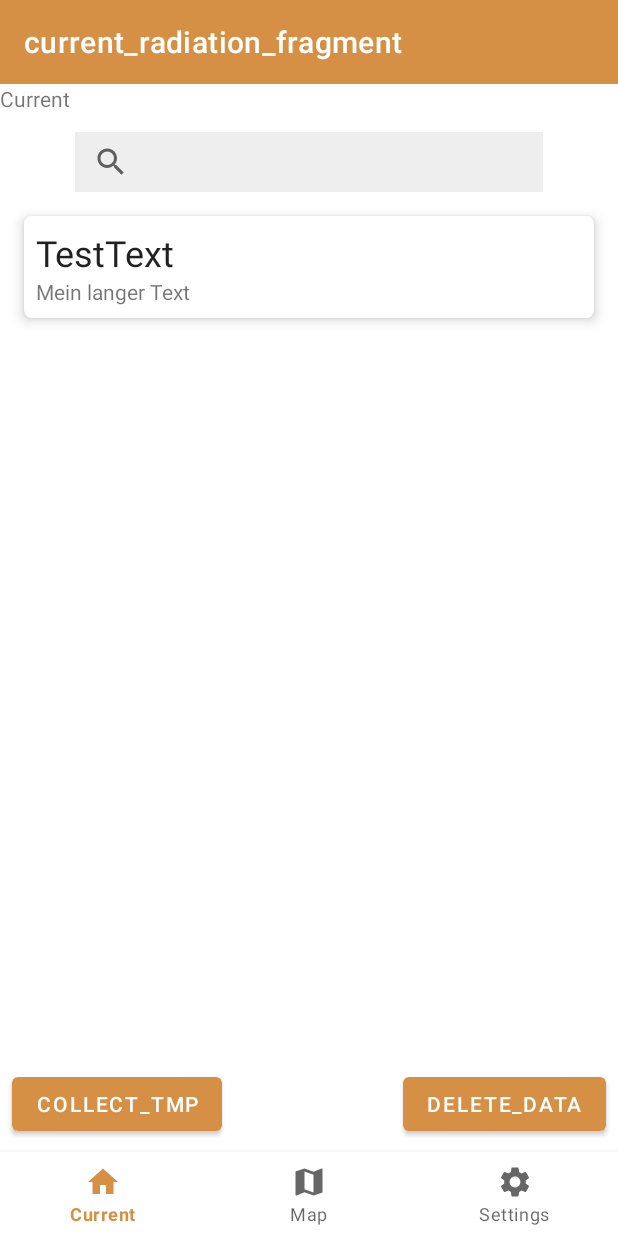
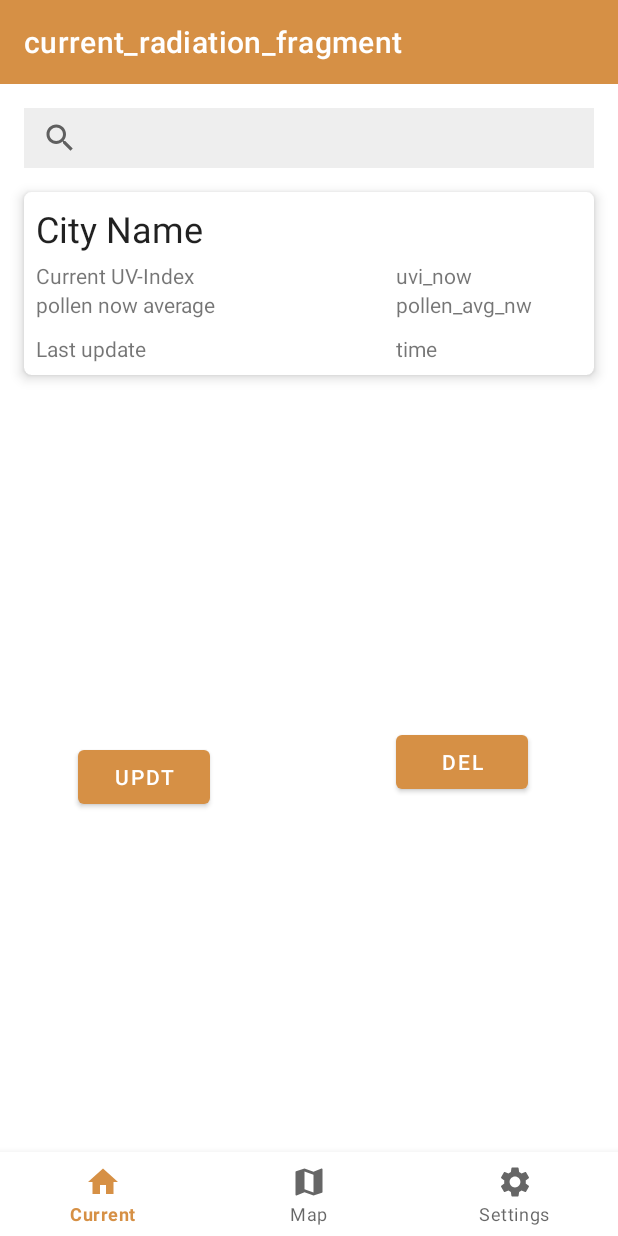
Before and after one commit to DayVil/ProjectRadiation, an Android app: the screen it shows after launch (MainActivity), on a phone screen of 412 x 824 dp. Run offline under Robolectric (Android 15) with nearby library versions, the phone set to English and light mode, and no system bars; our stand-ins replace Room's generated code, navigation-ui; 5 statements that could not run were skipped.

Commit message:
Prettyfieying and location

```diff
--- a/app/src/main/AndroidManifest.xml
+++ b/app/src/main/AndroidManifest.xml
@@ -4,6 +4,7 @@
 
     <uses-permission android:name="android.permission.INTERNET" />
     <uses-permission android:name="android.permission.ACCESS_COARSE_LOCATION" />
+    <uses-permission android:name="android.permission.ACCESS_FINE_LOCATION" />
 
     <application
         android:icon="@mipmap/ic_launcher"
--- /dev/null
+++ b/app/src/main/java/eu/chi/luh/projectradiation/RequestCodes.kt
@@ -0,0 +1,7 @@
+package eu.chi.luh.projectradiation
+
+class RequestCodes {
+    companion object {
+        const val PERMISSION_REQUEST_ACCESS_LOCATION = 100
+    }
+}
--- a/app/src/main/java/eu/chi/luh/projectradiation/datacollector/DataCollector.kt
+++ b/app/src/main/java/eu/chi/luh/projectradiation/datacollector/DataCollector.kt
@@ -33,6 +33,7 @@ class DataCollector(
      * fetch and the given time.
      */
     fun collect(pause: Long = 60) {
+        // TODO: It has to check for the place name as well otherwise this will not work due to the time limitation
         val currentTime = System.currentTimeMillis()
         val pauseTime = TimeUnit.MINUTES.toMillis(pause)
 
--- a/app/src/main/java/eu/chi/luh/projectradiation/entities/ProjectRadiationDatabase.kt
+++ b/app/src/main/java/eu/chi/luh/projectradiation/entities/ProjectRadiationDatabase.kt
@@ -19,7 +19,13 @@ abstract class ProjectRadiationDatabase: RoomDatabase() {
         }
 
         private fun buildDatabase(context: Context) =
-            Room.databaseBuilder(context.applicationContext, ProjectRadiationDatabase::class.java, "environment-data")
-                .fallbackToDestructiveMigration().build()
+            Room.databaseBuilder(
+                context.applicationContext,
+                ProjectRadiationDatabase::class.java,
+                "environment-data"
+            )
+                .allowMainThreadQueries()
+                .fallbackToDestructiveMigration()
+                .build()
     }
 }
--- a/app/src/main/java/eu/chi/luh/projectradiation/map/MapData.kt
+++ b/app/src/main/java/eu/chi/luh/projectradiation/map/MapData.kt
@@ -4,7 +4,7 @@ import android.content.Context
 import android.location.Address
 import android.location.Geocoder
 import android.util.Log
-import android.widget.Toast
+import com.google.android.gms.location.FusedLocationProviderClient
 import com.google.android.gms.maps.model.LatLng
 import java.io.IOException
 import java.util.*
@@ -28,6 +28,7 @@ class MapData(var mapsApi: String?) {
 
     private var currentPos: LatLng
     private var cityName: String
+    private lateinit var fusedLocationClient: FusedLocationProviderClient
 
     init {
         currentPos = LatLng(52.3759, 9.7320)
@@ -70,7 +71,7 @@ class MapData(var mapsApi: String?) {
             }
 
         } catch (e: IOException) {
-            Toast.makeText(ctx, "Unable connect to Geocoder", Toast.LENGTH_LONG).show()
+            Log.d("MapData", "Can't get getReverseAddress")
         }
 
         return null
@@ -98,3 +99,67 @@ class MapData(var mapsApi: String?) {
         return cityName
     }
 }
+
+// TODO make this work
+
+//    fun getCurrentLocation(ctx: Activity, fusedLocationProviderClient: FusedLocationProviderClient): LatLng {
+//        if (checkLocationPermissionChecker(ctx)) {
+//            if (isLocationEnabled(ctx)) {
+//                // lat lon here
+//                if (ActivityCompat.checkSelfPermission(
+//                        ctx,
+//                        android.Manifest.permission.ACCESS_FINE_LOCATION
+//                    ) != PackageManager.PERMISSION_GRANTED && ActivityCompat.checkSelfPermission(
+//                        ctx,
+//                        android.Manifest.permission.ACCESS_COARSE_LOCATION
+//                    ) != PackageManager.PERMISSION_GRANTED
+//                ) {
+//                    requestLocationPermission(ctx)
+//                }
+//
+//                // TODO keine Ahnung wie man einen Wrt zurück gibt
+//                val def = CompletableDeferred<Location?>()
+//                val task = fusedLocationProviderClient.lastLocation.addOnSuccessListener { location: Location? ->
+//                    def.complete(location)
+//                }
+//                val loc = def.await() ?: return LatLng(0.0, 0.0)
+//
+//                return LatLng(loc.latitude, loc.longitude)
+//
+//            } else {
+//                // open settings
+//                Toast.makeText(ctx, "Turn on location", Toast.LENGTH_SHORT).show()
+//                val intent = Intent(Settings.ACTION_LOCATION_SOURCE_SETTINGS)
+//                ctx.startActivity(intent)
+//            }
+//        } else {
+//            // Request permission here
+//            requestLocationPermission(ctx)
+//        }
+//
+//        return LatLng(0.0, 0.0)
+//    }
+//
+//    private fun requestLocationPermission(ctx: Activity) {
+//        ActivityCompat.requestPermissions(ctx,
+//            arrayOf(android.Manifest.permission.ACCESS_COARSE_LOCATION, android.Manifest.permission.ACCESS_FINE_LOCATION),
+//            RequestCodes.PERMISSION_REQUEST_ACCESS_LOCATION
+//        )
+//    }
+//
+//    private fun checkLocationPermissionChecker(ctx: Activity): Boolean {
+//        if (ActivityCompat.checkSelfPermission(ctx,
+//                android.Manifest.permission.ACCESS_COARSE_LOCATION) == PackageManager.PERMISSION_GRANTED
+//                &&
+//                ActivityCompat.checkSelfPermission(ctx,
+//                android.Manifest.permission.ACCESS_FINE_LOCATION) == PackageManager.PERMISSION_GRANTED) {
+//            return true
+//        }
+//        return false
+//    }
+//
+//    private fun isLocationEnabled(ctx: Activity): Boolean {
+//        val locationManager: LocationManager = ctx.getSystemService(Context.LOCATION_SERVICE) as LocationManager
+//        return locationManager.isProviderEnabled(LocationManager.GPS_PROVIDER) || locationManager.isProviderEnabled(LocationManager.NETWORK_PROVIDER)
+//    }
+//}
--- a/app/src/main/java/eu/chi/luh/projectradiation/ui/MainActivity.kt
+++ b/app/src/main/java/eu/chi/luh/projectradiation/ui/MainActivity.kt
@@ -9,13 +9,12 @@ import androidx.navigation.ui.NavigationUI
 import androidx.navigation.ui.setupWithNavController
 import com.google.android.material.bottomnavigation.BottomNavigationView
 import eu.chi.luh.projectradiation.R
-import eu.chi.luh.projectradiation.datacollector.DataCollector
 import eu.chi.luh.projectradiation.entities.ProjectRadiationDatabase
 import eu.chi.luh.projectradiation.map.MapData
 
 class MainActivity : AppCompatActivity() {
     private lateinit var navController: NavController
-    private lateinit var dataCollector: DataCollector
+    private lateinit var mapData: MapData
 
     override fun onCreate(savedInstanceState: Bundle?) {
         super.onCreate(savedInstanceState)
@@ -24,6 +23,7 @@ class MainActivity : AppCompatActivity() {
         setSupportActionBar(toolbar)
 
         preRun()
+        debug()
     }
 
     /**
@@ -38,17 +38,31 @@ class MainActivity : AppCompatActivity() {
         NavigationUI.setupActionBarWithNavController(this, navController)
 
         val db: ProjectRadiationDatabase = ProjectRadiationDatabase.invoke(applicationContext)
-        val mapData = MapData.invoke(getString(R.string.GOOGLE_MAPS_SDK_API))
+        mapData = MapData.invoke(getString(R.string.GOOGLE_MAPS_SDK_API))
 
-        dataCollector = DataCollector(
-            db,
-            getString(R.string.OPEN_WEATHER_API),
-            getString(R.string.TOMORROW_API)
-        )
         mapData.printPos("MainActivity")
     }
+
+//    override fun onRequestPermissionsResult(
+//        requestCode: Int,
+//        permissions: Array<out String>,
+//        grantResults: IntArray
+//    ) {
+//        super.onRequestPermissionsResult(requestCode, permissions, grantResults)
+//
+//        if (requestCode == RequestCodes.PERMISSION_REQUEST_ACCESS_LOCATION) {
+//            if (grantResults.isNotEmpty() && grantResults[0]==PackageManager.PERMISSION_GRANTED) {
+//
+//            }
+//        }
+//    }
+
 
     override fun onSupportNavigateUp(): Boolean {
         return NavigationUI.navigateUp(navController, null)
     }
+
+    private fun debug() {
+        mapData.setPosition(applicationContext, 53.540372, 9.902514)
+    }
 }
--- a/app/src/main/java/eu/chi/luh/projectradiation/ui/current/CurrentRadiationFragment.kt
+++ b/app/src/main/java/eu/chi/luh/projectradiation/ui/current/CurrentRadiationFragment.kt
@@ -1,25 +1,40 @@
 package eu.chi.luh.projectradiation.ui.current
 
 import android.os.Bundle
-import android.util.Log
 import android.view.LayoutInflater
 import android.view.View
 import android.view.ViewGroup
 import android.widget.Button
+import android.widget.LinearLayout
+import android.widget.RelativeLayout
 import android.widget.TextView
+import androidx.core.view.get
+import androidx.core.view.size
 import androidx.fragment.app.Fragment
 import androidx.lifecycle.ViewModelProvider
+import com.google.android.gms.location.FusedLocationProviderClient
+import com.google.android.gms.location.LocationServices
 import eu.chi.luh.projectradiation.R
 import eu.chi.luh.projectradiation.datacollector.DataCollector
 import eu.chi.luh.projectradiation.entities.ProjectRadiationDatabase
 import eu.chi.luh.projectradiation.map.MapData
 import kotlinx.coroutines.GlobalScope
 import kotlinx.coroutines.launch
+import java.time.Instant
+import java.time.LocalDateTime
+import java.time.ZoneId
+import java.time.format.DateTimeFormatter
 
 class CurrentRadiationFragment : Fragment() {
 
     private lateinit var viewModel: CurrentRadiationViewModel
     private lateinit var viewOfLayout: View
+
+    private lateinit var db: ProjectRadiationDatabase
+    private lateinit var dataCollector: DataCollector
+    private lateinit var fusedLocationProviderClient: FusedLocationProviderClient
+
+    private lateinit var mapData: MapData
 
     override fun onCreateView(
         inflater: LayoutInflater, container: ViewGroup?,
@@ -27,44 +42,11 @@ class CurrentRadiationFragment : Fragment() {
     ): View? {
         viewOfLayout = inflater.inflate(R.layout.current_radiation_fragment, container, false)
 
-        debugFun()
+        preRun()
+        update()
+        debug()
 
         return viewOfLayout
-    }
-
-    /**
-     * For debugging purposes
-     */
-    fun debugFun() {
-        val db: ProjectRadiationDatabase = ProjectRadiationDatabase.invoke(viewOfLayout.context)
-        val mapData = MapData.invoke()
-
-        val btn = viewOfLayout.findViewById<Button>(R.id.collect_tmp)
-        val btnDel = viewOfLayout.findViewById<Button>(R.id.remove_data)
-        val txtView = viewOfLayout.findViewById<TextView>(R.id.textView)
-
-        val dataCollector =
-            DataCollector(
-                db,
-                getString(R.string.OPEN_WEATHER_API),
-                getString(R.string.TOMORROW_API)
-            )
-
-        Log.d("MapData", mapData.getCityName())
-        btn.setOnClickListener {
-            GlobalScope.launch {
-                dataCollector.collect(60)
-                txtView.text = db.environmentDao().getLast().pollen?.pollenTreeCurrent.toString()
-            }
-        }
-
-        btnDel.setOnClickListener {
-            GlobalScope.launch {
-                mapData.setPosition(requireContext(), 51.030441, -1.294777)
-                db.environmentDao().deleteAll()
-                txtView.text = "EMPTY"
-            }
-        }
     }
 
     override fun onActivityCreated(savedInstanceState: Bundle?) {
@@ -73,4 +55,66 @@ class CurrentRadiationFragment : Fragment() {
         // TODO: Use the ViewModel
     }
 
+    private fun preRun() {
+        db = ProjectRadiationDatabase.invoke(viewOfLayout.context)
+        mapData = MapData.invoke()
+        fusedLocationProviderClient =
+            LocationServices.getFusedLocationProviderClient(requireContext())
+        dataCollector = DataCollector(
+            this.db,
+            getString(R.string.OPEN_WEATHER_API),
+            getString(R.string.TOMORROW_API)
+        )
+        // TODO Make this work
+//        val tmpLocation = mapData.getCurrentLocation(requireActivity(), fusedLocationProviderClient)
+//        mapData.setPosition(requireContext(), tmpLocation)
+        dataCollector.collect()
+    }
+
+    // TODO make it async
+    fun update() {
+        val pCard = viewOfLayout.findViewById<LinearLayout>(R.id.primary_linear)
+        val elemLen = pCard.size
+
+        val cityName: TextView = pCard[0] as TextView
+
+        val tmpUviNow: RelativeLayout = pCard[1] as RelativeLayout
+        val uviNow: TextView = tmpUviNow[1] as TextView
+
+        val tmpPollenAverage: RelativeLayout = pCard[2] as RelativeLayout
+        val pollenAverage: TextView = tmpPollenAverage[1] as TextView
+
+        val tmpTime: RelativeLayout = pCard[elemLen - 1] as RelativeLayout
+        val time: TextView = tmpTime[1] as TextView
+
+        if (db.environmentDao().checkEmpty() == null) return
+
+        val lastEntry = db.environmentDao().getLast()
+
+        val formatter = DateTimeFormatter.ofPattern("HH:mm   dd.MM.yyyy")
+        val instant = Instant.ofEpochMilli(lastEntry.time)
+        val date = LocalDateTime.ofInstant(instant, ZoneId.systemDefault())
+
+        cityName.text = lastEntry.name
+        time.text = formatter.format(date)
+        uviNow.text = String.format("%.2f", lastEntry.uvi?.uviAverage)
+        pollenAverage.text = String.format("%.2f", lastEntry.pollen?.pollenAverage)
+    }
+
+    fun debug() {
+        val btn = viewOfLayout.findViewById<Button>(R.id.del)
+        val upt = viewOfLayout.findViewById<Button>(R.id.update)
+
+        btn.setOnClickListener {
+            GlobalScope.launch {
+                db.environmentDao().deleteAll()
+            }
+        }
+
+        upt.setOnClickListener {
+            mapData.setPosition(requireContext(), 52.455319, 10.203917)
+            dataCollector.collect()
+            update()
+        }
+    }
 }
--- a/app/src/main/res/layout/current_radiation_fragment.xml
+++ b/app/src/main/res/layout/current_radiation_fragment.xml
@@ -6,82 +6,152 @@
     android:layout_height="match_parent"
     tools:context=".ui.current.CurrentRadiationFragment">
 
-    <TextView
-        android:id="@+id/textView"
-        android:layout_width="match_parent"
-        android:layout_height="match_parent"
-        android:text="Current" />
+    <!--    <Button-->
+    <!--        android:id="@+id/collect_tmp"-->
+    <!--        android:layout_width="wrap_content"-->
+    <!--        android:layout_height="wrap_content"-->
+    <!--        android:layout_marginStart="8dp"-->
+    <!--        android:layout_marginBottom="8dp"-->
+    <!--        android:text="collect_tmp"-->
+    <!--        app:layout_constraintBottom_toBottomOf="parent"-->
+    <!--        app:layout_constraintStart_toStartOf="parent" />-->
 
-    <Button
-        android:id="@+id/collect_tmp"
-        android:layout_width="wrap_content"
-        android:layout_height="wrap_content"
-        android:layout_marginStart="8dp"
-        android:layout_marginBottom="8dp"
-        android:text="collect_tmp"
-        app:layout_constraintBottom_toBottomOf="@+id/textView"
-        app:layout_constraintStart_toStartOf="parent" />
-
-    <Button
-        android:id="@+id/remove_data"
-        android:layout_width="wrap_content"
-        android:layout_height="wrap_content"
-        android:layout_marginEnd="8dp"
-        android:layout_marginBottom="8dp"
-        android:text="delete_data"
-        app:layout_constraintBottom_toBottomOf="@+id/textView"
-        app:layout_constraintEnd_toEndOf="@+id/textView" />
+    <!--    <Button-->
+    <!--        android:id="@+id/remove_data"-->
+    <!--        android:layout_width="wrap_content"-->
+    <!--        android:layout_height="wrap_content"-->
+    <!--        android:layout_marginEnd="8dp"-->
+    <!--        android:layout_marginBottom="8dp"-->
+    <!--        android:text="delete_data"-->
+    <!--        app:layout_constraintBottom_toBottomOf="parent"-->
+    <!--        app:layout_constraintEnd_toEndOf="parent" />-->
 
     <SearchView
         android:id="@+id/place_searcher"
+
         android:layout_width="match_parent"
         android:layout_height="40dp"
-        android:layout_marginHorizontal="50dp"
-        android:layout_marginTop="32dp"
+        android:layout_marginHorizontal="16dp"
+        android:layout_marginTop="16dp"
 
         android:background="#eeeeee"
         android:backgroundTintMode="screen"
-        android:contextClickable="true"
 
 
+        android:contextClickable="true"
         app:barrierMargin="5dp"
+        app:layout_constraintStart_toStartOf="parent"
         app:layout_constraintEnd_toEndOf="parent"
         app:layout_constraintHorizontal_bias="0.5"
-        app:layout_constraintStart_toStartOf="parent"
-        app:layout_constraintTop_toTopOf="@+id/textView" />
+        app:layout_constraintTop_toTopOf="parent" />
 
     <com.google.android.material.card.MaterialCardView
+        android:id="@+id/primary_card"
+
         android:layout_width="match_parent"
         android:layout_height="wrap_content"
-        android:layout_marginStart="16dp"
+        android:layout_marginHorizontal="16dp"
         android:layout_marginTop="16dp"
-        android:layout_marginEnd="16dp"
-        app:layout_constraintEnd_toEndOf="@+id/textView"
-        app:layout_constraintStart_toStartOf="@+id/textView"
+
         app:cardCornerRadius="5dp"
         app:cardElevation="5dp"
+        app:layout_constraintEnd_toEndOf="parent"
+        app:layout_constraintStart_toStartOf="parent"
         app:layout_constraintTop_toBottomOf="@+id/place_searcher">
 
         <LinearLayout
+            android:id="@+id/primary_linear"
             android:layout_width="match_parent"
             android:layout_height="match_parent"
             android:layout_margin="8dp"
             android:orientation="vertical">
 
-
             <TextView
                 style="@style/TextAppearance.AppCompat.Headline"
                 android:layout_width="wrap_content"
                 android:layout_height="wrap_content"
-                android:text="TestText" />
+                android:layout_marginBottom="5dp"
+                android:text="City Name" />
 
-            <TextView
-                android:layout_width="wrap_content"
-                android:layout_height="wrap_content"
-                android:text="Mein langer Text" />
 
+            <RelativeLayout
+                android:layout_width="match_parent"
+                android:layout_height="match_parent">
+
+                <TextView
+                    android:layout_width="wrap_content"
+                    android:layout_height="wrap_content"
+                    android:text="Current UV-Index" />
+
+                <TextView
+                    android:layout_width="wrap_content"
+                    android:layout_height="wrap_content"
+                    android:layout_alignParentStart="true"
+                    android:layout_alignParentEnd="true"
+                    android:layout_marginStart="240dp"
+                    android:text="uvi_now" />
+            </RelativeLayout>
+
+            <RelativeLayout
+                android:layout_width="match_parent"
+                android:layout_height="match_parent">
+
+                <TextView
+                    android:layout_width="wrap_content"
+                    android:layout_height="wrap_content"
+                    android:text="pollen now average" />
+
+                <TextView
+                    android:layout_width="wrap_content"
+                    android:layout_height="wrap_content"
+                    android:layout_alignParentStart="true"
+                    android:layout_alignParentEnd="true"
+                    android:layout_marginStart="240dp"
+                    android:text="pollen_avg_nw" />
+            </RelativeLayout>
+
+            <RelativeLayout
+                android:layout_width="match_parent"
+                android:layout_height="match_parent"
+                android:layout_marginTop="10dp">
+
+                <TextView
+                    android:layout_width="wrap_content"
+                    android:layout_height="wrap_content"
+                    android:text="Last update" />
+
+                <TextView
+                    android:layout_width="wrap_content"
+                    android:layout_height="wrap_content"
+                    android:layout_alignParentStart="true"
+                    android:layout_alignParentEnd="true"
+                    android:layout_marginStart="240dp"
+                    android:text="time" />
+            </RelativeLayout>
         </LinearLayout>
-
     </com.google.android.material.card.MaterialCardView>
 
+    <Button
+        android:id="@+id/del"
+        android:layout_width="wrap_content"
+        android:layout_height="wrap_content"
+        android:layout_marginEnd="60dp"
+        android:text="del"
+        app:layout_constraintBottom_toBottomOf="parent"
+        app:layout_constraintEnd_toEndOf="parent"
+        app:layout_constraintTop_toBottomOf="@+id/primary_card"
+        app:layout_constraintVertical_bias="0.498" />
+
+    <Button
+        android:id="@+id/update"
+        android:layout_width="wrap_content"
+        android:layout_height="wrap_content"
+        android:layout_marginStart="52dp"
+        android:layout_marginTop="244dp"
+        android:text="updt"
+        app:layout_constraintBottom_toBottomOf="parent"
+        app:layout_constraintStart_toStartOf="parent"
+        app:layout_constraintTop_toBottomOf="@+id/primary_card"
+        app:layout_constraintVertical_bias="0.0" />
+
 </androidx.constraintlayout.widget.ConstraintLayout>
```
Also changed, not shown: app/build.gradle (+7 -3 lines).
